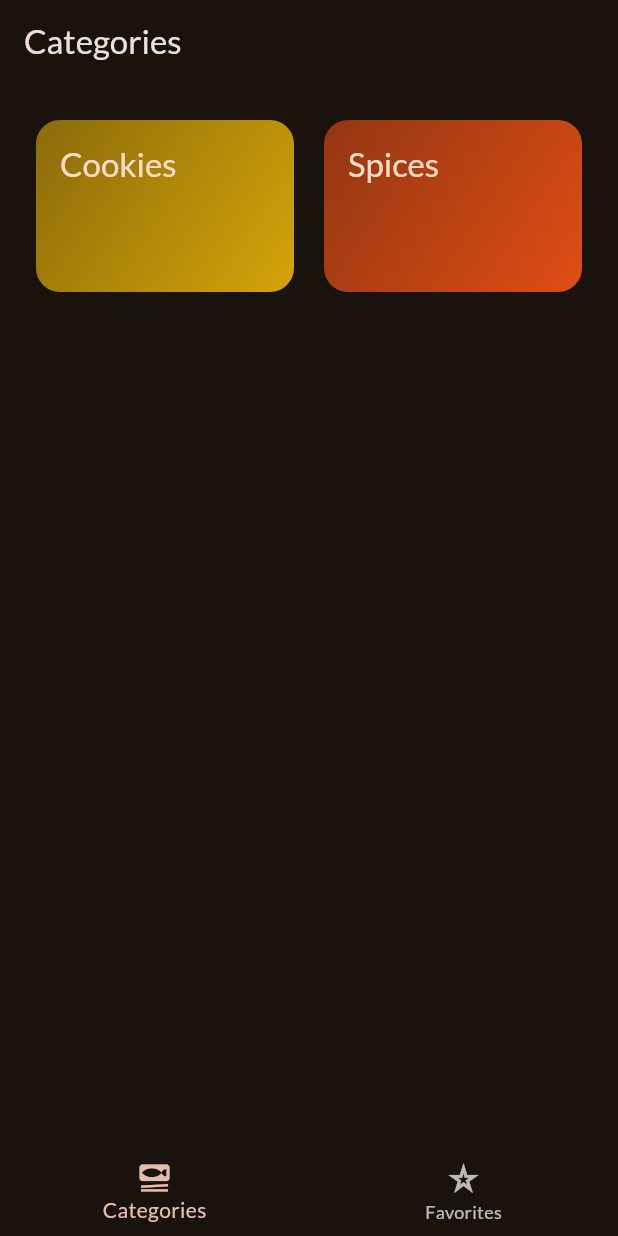
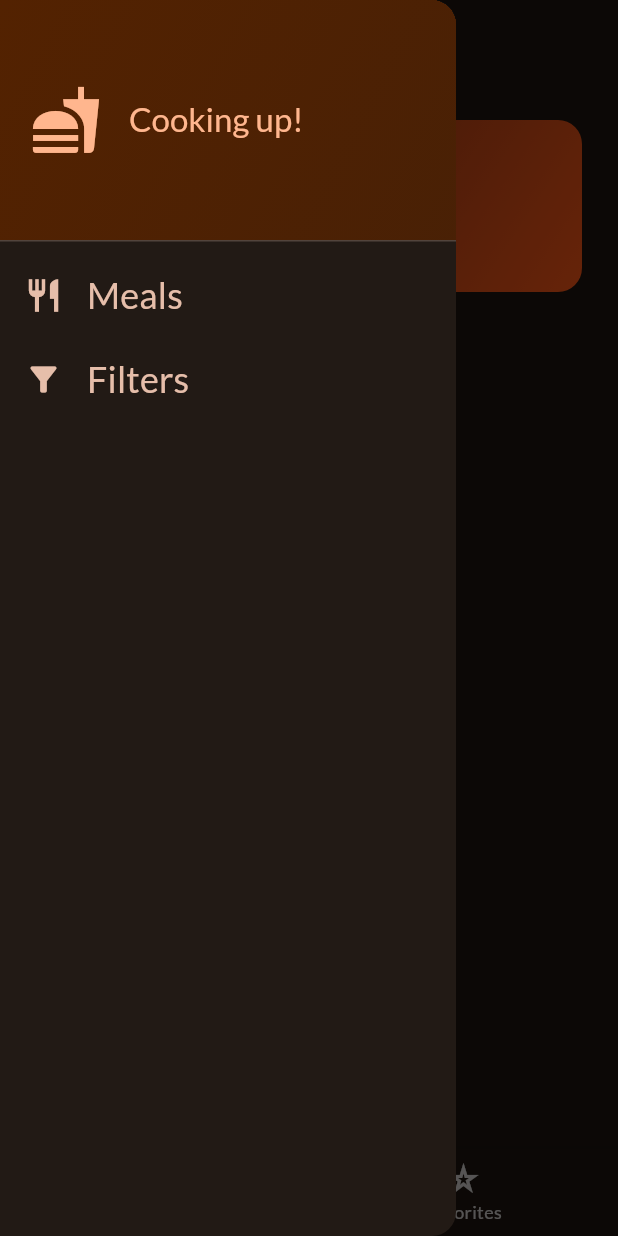
Before and after one commit to kongas98/Flutter-Projects, a Flutter app: the screen it shows after launch, with the side drawer open (before the commit the screen has no drawer), on a phone screen of 412 x 824 dp. Run offline on Flutter 3.47's test engine with Material 3 defaults, Android fonts, the phone set to English and light mode, and no system bars; our stand-ins replace firebase_core, google_fonts, transparent_image; accounts and stored records are empty.

Commit message:
Added filter screen

```diff
--- a/Flutter-Course-Projects/meals/lib/screens/tabs.dart
+++ b/Flutter-Course-Projects/meals/lib/screens/tabs.dart
@@ -1,7 +1,9 @@
 import 'package:flutter/material.dart';
 import 'package:meals/models/meal.dart';
 import 'package:meals/screens/categories.dart';
+import 'package:meals/screens/filters.dart';
 import 'package:meals/screens/meals.dart';
+import 'package:meals/widgets/main_drawer.dart';
 
 class TabsScreen extends StatefulWidget {
   const TabsScreen({super.key});
@@ -48,6 +50,14 @@
     });
   }
 
+  void _setScreen(String identifier){
+    if (identifier == 'filters'){
+      Navigator.of(context).push(MaterialPageRoute(builder: (context) => const FiltersScreen(),));
+    }else{
+      Navigator.of(context).pop();
+    }
+  }
+
   @override
   Widget build(BuildContext context) {
     Widget activePage = CategoriesScreen(
@@ -65,6 +75,7 @@
 
     return Scaffold(
       appBar: AppBar(title: Text(activePageTitle)),
+      drawer: MainDrawer(onSelectScreen: _setScreen,),
       body: activePage,
       bottomNavigationBar: BottomNavigationBar(
         onTap: _selectPage,
--- /dev/null
+++ b/Flutter-Course-Projects/meals/lib/widgets/list_tile_widget.dart
@@ -0,0 +1,33 @@
+import 'package:flutter/material.dart';
+
+class ListTileWidget extends StatelessWidget {
+  const ListTileWidget({
+    super.key,
+    required this.icon,
+    required this.label,
+    required this.onTap,
+  });
+
+  final IconData icon;
+  final String label;
+  final void Function() onTap;
+
+  @override
+  Widget build(BuildContext context) {
+    return ListTile(
+      leading: Icon(
+        icon,
+        size: 26,
+        color: Theme.of(context).colorScheme.secondary,
+      ),
+      title: Text(
+        label,
+        style: Theme.of(context).textTheme.titleSmall!.copyWith(
+          color: Theme.of(context).colorScheme.secondary,
+          fontSize: 24,
+        ),
+      ),
+      onTap: onTap,
+    );
+  }
+}
--- /dev/null
+++ b/Flutter-Course-Projects/meals/lib/widgets/main_drawer.dart
@@ -0,0 +1,63 @@
+import 'package:flutter/material.dart';
+import 'package:meals/widgets/list_tile_widget.dart';
+
+class MainDrawer extends StatelessWidget {
+  const MainDrawer({super.key, required this.onSelectScreen});
+
+  final void Function(String identifier) onSelectScreen;
+
+  @override
+  Widget build(BuildContext context) {
+    return Drawer(
+      child: Column(
+        children: [
+          DrawerHeader(
+            padding: EdgeInsets.all(20),
+            decoration: BoxDecoration(
+              gradient: LinearGradient(
+                colors: [
+                  Theme.of(context).colorScheme.onPrimary,
+                  Theme.of(
+                    context,
+                  ).colorScheme.onPrimary.withValues(alpha: 0.8),
+                ],
+                begin: Alignment.topLeft,
+                end: Alignment.bottomRight,
+              ),
+            ),
+            child: Row(
+              children: [
+                Icon(
+                  Icons.fastfood,
+                  size: 48,
+                  color: Theme.of(context).colorScheme.primary,
+                ),
+                SizedBox(width: 18),
+                Text(
+                  'Cooking up!',
+                  style: Theme.of(context).textTheme.titleLarge!.copyWith(
+                    color: Theme.of(context).colorScheme.primary,
+                  ),
+                ),
+              ],
+            ),
+          ),
+          ListTileWidget(
+            icon: Icons.restaurant,
+            label: 'Meals',
+            onTap: () {
+              onSelectScreen('meals');
+            },
+          ),
+          ListTileWidget(
+            icon: Icons.filter_alt,
+            label: 'Filters',
+            onTap: () {
+              onSelectScreen('filters');
+            },
+          ),
+        ],
+      ),
+    );
+  }
+}
```
Also changed, not shown: Flutter-Course-Projects/meals/lib/screens/filters.dart (added, +50 -0 lines).
